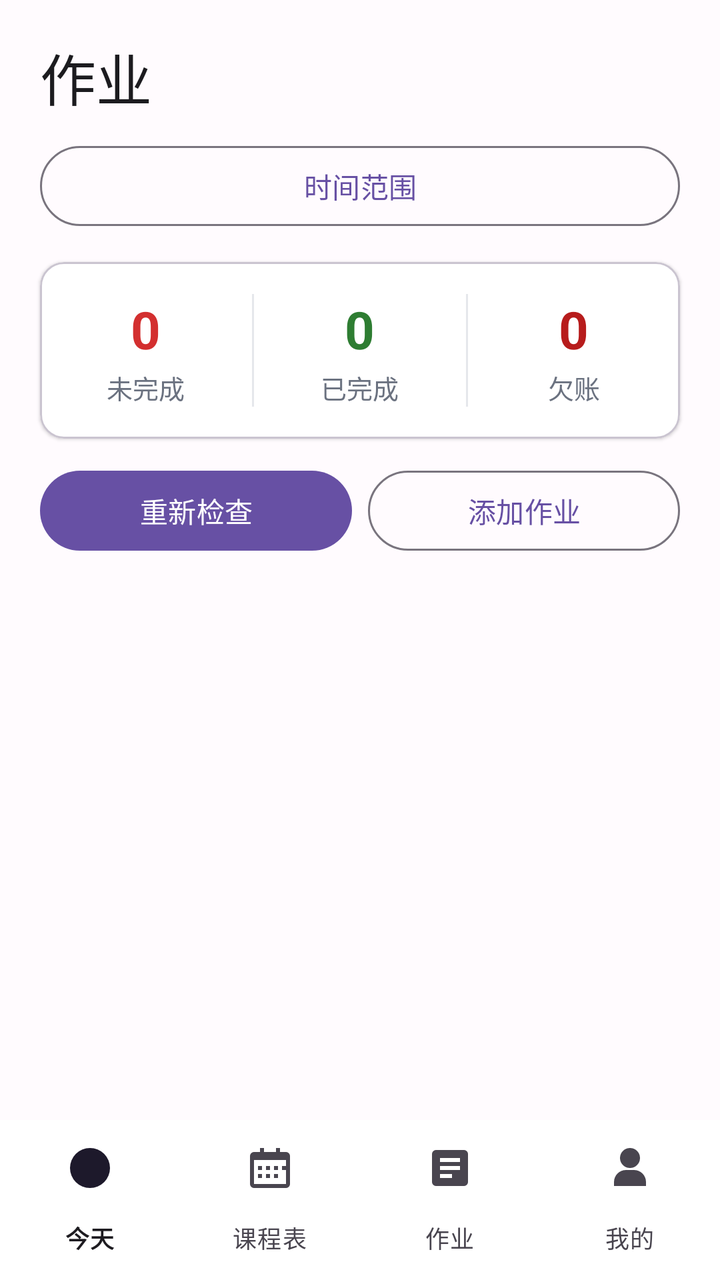
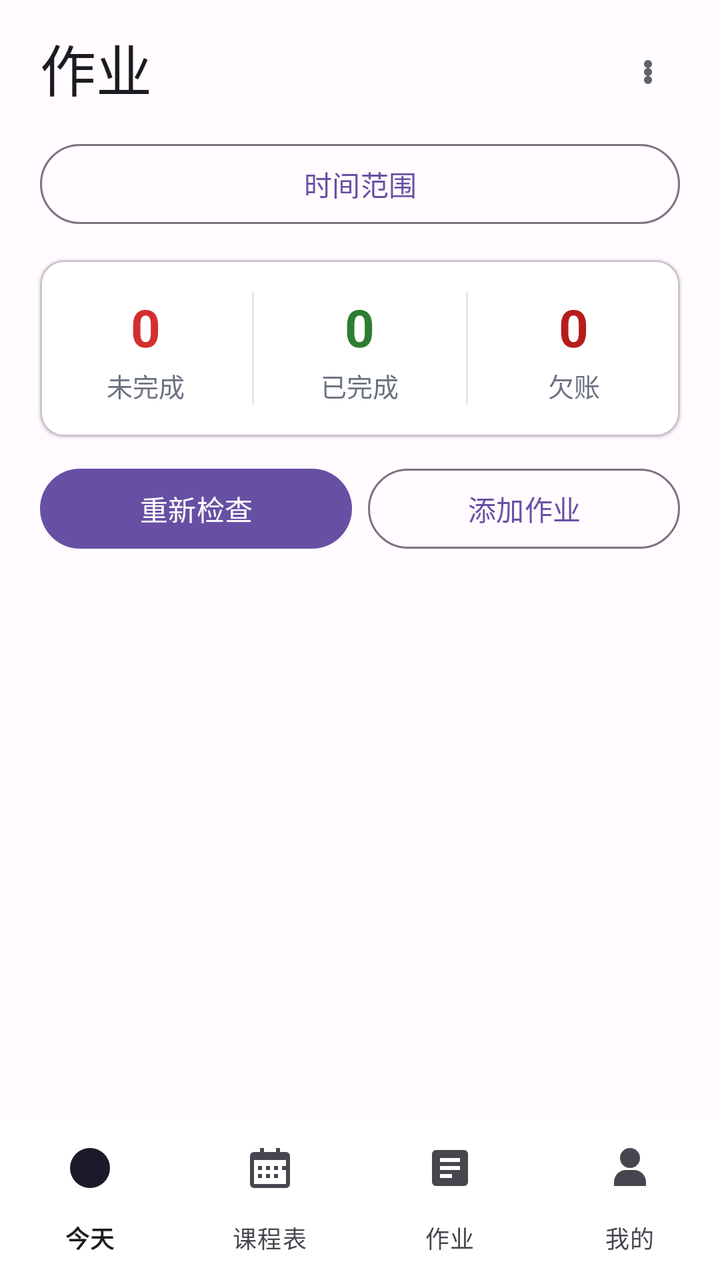

Before-and-after screenshots of an Android layout around one commit, followed by the original layout XML and the change that was made.
<!-- AndroidManifest.xml: application theme Theme.XueXiTongAssistant -->
<!-- res/layout/activity_main.xml -->
<?xml version="1.0" encoding="utf-8"?>
<LinearLayout xmlns:android="http://schemas.android.com/apk/res/android"
    xmlns:app="http://schemas.android.com/apk/res-auto"
    android:layout_width="match_parent"
    android:layout_height="match_parent"
    android:orientation="vertical">

    <TextView
        android:layout_width="match_parent"
        android:layout_height="wrap_content"
        android:layout_marginStart="20dp"
        android:layout_marginTop="18dp"
        android:layout_marginEnd="20dp"
        android:text="@string/homework_page_title"
        android:textColor="@color/text_primary"
        android:textSize="28sp"
        android:textStyle="normal" />

    <Button
        android:id="@+id/btn_date_filter"
        android:layout_width="match_parent"
        android:layout_height="wrap_content"
        android:layout_marginStart="20dp"
        android:layout_marginEnd="20dp"
        android:layout_marginTop="10dp"
        android:text="@string/filter_range"
        style="?attr/materialButtonOutlinedStyle" />

    
    <com.google.android.material.card.MaterialCardView
        android:layout_width="match_parent"
        android:layout_height="wrap_content"
        android:layout_marginStart="20dp"
        android:layout_marginEnd="20dp"
        android:layout_marginTop="14dp"
        app:cardBackgroundColor="@color/surface"
        app:cardCornerRadius="12dp"
        app:cardElevation="1dp">

        <LinearLayout
            android:layout_width="match_parent"
            android:layout_height="wrap_content"
            android:orientation="horizontal"
            android:paddingVertical="16dp">

            
            <LinearLayout
                android:layout_width="0dp"
                android:layout_height="wrap_content"
                android:layout_weight="1"
                android:orientation="vertical"
                android:gravity="center">

                <TextView
                    android:id="@+id/tv_stat_unfinished"
                    android:layout_width="wrap_content"
                    android:layout_height="wrap_content"
                    android:text="@string/zero"
                    android:textColor="@color/status_pending"
                    android:textSize="26sp"
                    android:textStyle="bold" />

                <TextView
                    android:layout_width="wrap_content"
                    android:layout_height="wrap_content"
                    android:layout_marginTop="2dp"
                    android:text="@string/stat_label_unfinished"
                    android:textColor="@color/text_secondary"
                    android:textSize="13sp" />
            </LinearLayout>

            
            <View
                android:layout_width="1dp"
                android:layout_height="match_parent"
                android:background="#E5E7EB" />

            
            <LinearLayout
                android:layout_width="0dp"
                android:layout_height="wrap_content"
                android:layout_weight="1"
                android:orientation="vertical"
                android:gravity="center">

                <TextView
                    android:id="@+id/tv_stat_done"
                    android:layout_width="wrap_content"
                    android:layout_height="wrap_content"
                    android:text="@string/zero"
                    android:textColor="@color/status_done"
                    android:textSize="26sp"
                    android:textStyle="bold" />

                <TextView
                    android:layout_width="wrap_content"
                    android:layout_height="wrap_content"
                    android:layout_marginTop="2dp"
                    android:text="@string/stat_label_done"
                    android:textColor="@color/text_secondary"
                    android:textSize="13sp" />
            </LinearLayout>

            <View
                android:layout_width="1dp"
                android:layout_height="match_parent"
                android:background="#E5E7EB" />

            
            <LinearLayout
                android:layout_width="0dp"
                android:layout_height="wrap_content"
                android:layout_weight="1"
                android:orientation="vertical"
                android:gravity="center">

                <TextView
                    android:id="@+id/tv_stat_missed"
                    android:layout_width="wrap_content"
                    android:layout_height="wrap_content"
                    android:text="@string/zero"
                    android:textColor="@color/status_missed"
                    android:textSize="26sp"
                    android:textStyle="bold" />

                <TextView
                    android:layout_width="wrap_content"
                    android:layout_height="wrap_content"
                    android:layout_marginTop="2dp"
                    android:text="@string/stat_label_missed"
                    android:textColor="@color/text_secondary"
                    android:textSize="13sp" />
            </LinearLayout>
        </LinearLayout>
    </com.google.android.material.card.MaterialCardView>

    
    <LinearLayout
        android:layout_width="match_parent"
        android:layout_height="wrap_content"
        android:layout_marginTop="12dp"
        android:orientation="horizontal"
        android:paddingStart="20dp"
        android:paddingEnd="20dp">

        <Button
            android:id="@+id/btn_refresh"
            android:layout_width="0dp"
            android:layout_height="wrap_content"
            android:layout_weight="1"
            android:text="@string/btn_refresh"
            style="?attr/materialButtonStyle" />

        <Button
            android:id="@+id/btn_add_homework"
            android:layout_width="0dp"
            android:layout_height="wrap_content"
            android:layout_weight="1"
            android:layout_marginStart="8dp"
            android:text="@string/btn_add_homework"
            style="?attr/materialButtonOutlinedStyle" />

    </LinearLayout>

    
    <LinearLayout
        android:id="@+id/layout_progress"
        android:layout_width="match_parent"
        android:layout_height="wrap_content"
        android:layout_marginStart="20dp"
        android:layout_marginEnd="20dp"
        android:layout_marginTop="10dp"
        android:background="@drawable/bg_spinner"
        android:gravity="center_vertical"
        android:orientation="horizontal"
        android:padding="12dp"
        android:visibility="gone">

        <com.google.android.material.imageview.ShapeableImageView
            android:id="@+id/img_progress_icon"
            android:layout_width="46dp"
            android:layout_height="46dp"
            android:contentDescription="@string/mascot_name"
            android:scaleType="centerCrop"
            android:src="@mipmap/ic_launcher_foreground"
            app:shapeAppearanceOverlay="@style/ShapeAppearance.Material3.Corner.Full" />

        <LinearLayout
            android:layout_width="0dp"
            android:layout_height="wrap_content"
            android:layout_marginStart="12dp"
            android:layout_weight="1"
            android:orientation="vertical">

            <TextView
                android:id="@+id/tv_progress_msg"
                android:layout_width="match_parent"
                android:layout_height="wrap_content"
                android:text="@string/progress_start"
                android:textColor="@color/text_primary"
                android:textSize="13sp"
                android:textStyle="bold" />

            <TextView
                android:id="@+id/tv_progress"
                android:layout_width="match_parent"
                android:layout_height="wrap_content"
                android:layout_marginTop="2dp"
                android:textColor="@color/text_secondary"
                android:textSize="12sp" />

            <ProgressBar
                android:id="@+id/progress_fetch"
                style="?android:attr/progressBarStyleHorizontal"
                android:layout_width="match_parent"
                android:layout_height="wrap_content"
                android:layout_marginTop="4dp" />
        </LinearLayout>
    </LinearLayout>

    
    <FrameLayout
        android:layout_width="match_parent"
        android:layout_height="0dp"
        android:layout_weight="1"
        android:layout_marginTop="6dp">

        <androidx.recyclerview.widget.RecyclerView
            android:id="@+id/recycler_homework"
            android:layout_width="match_parent"
            android:layout_height="match_parent"
            android:clipToPadding="false"
            android:paddingStart="12dp"
            android:paddingEnd="12dp"
            android:paddingTop="6dp"
            android:paddingBottom="20dp" />

        
        <TextView
            android:id="@+id/tv_empty"
            android:layout_width="wrap_content"
            android:layout_height="wrap_content"
            android:layout_gravity="center"
            android:gravity="center"
            android:lineSpacingExtra="4dp"
            android:text="@string/empty_hint"
            android:textColor="@color/text_secondary"
            android:textSize="14sp"
            android:visibility="gone" />
    </FrameLayout>

    
    <LinearLayout
        android:id="@+id/batch_action_bar"
        android:layout_width="match_parent"
        android:layout_height="wrap_content"
        android:background="@color/surface"
        android:elevation="8dp"
        android:orientation="vertical"
        android:paddingStart="12dp"
        android:paddingEnd="12dp"
        android:paddingTop="6dp"
        android:paddingBottom="8dp"
        android:visibility="gone">

        <TextView
            android:id="@+id/tv_batch_selected"
            android:layout_width="match_parent"
            android:layout_height="wrap_content"
            android:gravity="center"
            android:text="@string/batch_selected_count_zero"
            android:textColor="@color/text_secondary"
            android:textSize="12sp" />

        
        <LinearLayout
            android:layout_width="match_parent"
            android:layout_height="wrap_content"
            android:layout_marginTop="4dp"
            android:orientation="horizontal">

            <Button
                android:id="@+id/btn_batch_complete"
                style="?attr/materialButtonOutlinedStyle"
                android:layout_width="0dp"
                android:layout_height="wrap_content"
                android:layout_weight="1"
                android:minWidth="0dp"
                android:minHeight="48dp"
                android:paddingStart="8dp"
                android:paddingEnd="8dp"
                android:text="@string/batch_complete" />

            <Button
                android:id="@+id/btn_batch_hide_bottom"
                style="?attr/materialButtonOutlinedStyle"
                android:layout_width="0dp"
                android:layout_height="wrap_content"
                android:layout_marginStart="8dp"
                android:layout_weight="1"
                android:minWidth="0dp"
                android:minHeight="48dp"
                android:paddingStart="8dp"
                android:paddingEnd="8dp"
                android:text="@string/batch_hide" />
        </LinearLayout>

        <LinearLayout
            android:layout_width="match_parent"
            android:layout_height="wrap_content"
            android:layout_marginTop="4dp"
            android:orientation="horizontal">

            <Button
                android:id="@+id/btn_batch_pin"
                style="?attr/materialButtonOutlinedStyle"
                android:layout_width="0dp"
                android:layout_height="wrap_content"
                android:layout_weight="1"
                android:minWidth="0dp"
                android:minHeight="48dp"
                android:paddingStart="8dp"
                android:paddingEnd="8dp"
                android:text="@string/batch_pin" />

            <Button
                android:id="@+id/btn_batch_cancel"
                style="?attr/materialButtonStyle"
                android:layout_width="0dp"
                android:layout_height="wrap_content"
                android:layout_marginStart="8dp"
                android:layout_weight="1"
                android:minWidth="0dp"
                android:minHeight="48dp"
                android:paddingStart="8dp"
                android:paddingEnd="8dp"
                android:text="@string/batch_cancel" />
        </LinearLayout>
    </LinearLayout>

    <com.google.android.material.bottomnavigation.BottomNavigationView
        android:id="@+id/main_bottom_navigation"
        android:layout_width="match_parent"
        android:layout_height="wrap_content"
        android:background="@color/surface"
        android:elevation="8dp"
        app:labelVisibilityMode="labeled"
        app:menu="@menu/main_bottom_nav_menu" />
</LinearLayout>
<!-- resources referenced by this layout -->
<resources>
  <color name="status_done">#2E7D32</color>
  <color name="status_missed">#B71C1C</color>
  <color name="status_pending">#D32F2F</color>
  <color name="surface">#FFFFFF</color>
  <color name="text_primary">#1C1B1F</color>
  <color name="text_secondary">#6B7280</color>
  <!-- drawable bg_spinner (drawable) -->
  <?xml version="1.0" encoding="utf-8"?>
  <shape xmlns:android="http://schemas.android.com/apk/res/android"
      android:shape="rectangle">
      <solid android:color="@color/surface" />
      <corners android:radius="10dp" />
      <stroke android:width="1dp" android:color="#E5E7EB" />
      <padding
          android:left="12dp"
          android:top="8dp"
          android:right="12dp"
          android:bottom="8dp" />
  </shape>
  <!-- mipmap ic_launcher_foreground (drawable) -->
  <?xml version="1.0" encoding="utf-8"?>
  <vector xmlns:android="http://schemas.android.com/apk/res/android"
      android:width="108dp"
      android:height="108dp"
      android:viewportWidth="108"
      android:viewportHeight="108">
      <group
          android:scaleX="0.5"
          android:scaleY="0.5"
          android:translateX="27"
          android:translateY="27">
          <path
              android:fillColor="#FFFFFF"
              android:pathData="M54,30 C46,24 34,24 26,28 L26,74 C34,70 46,70 54,76 C62,70 74,70 82,74 L82,28 C74,24 62,24 54,30 Z" />
      </group>
  </vector>
  <string name="batch_cancel">取消</string>
  <string name="batch_complete">完成</string>
  <string name="batch_hide">隐藏</string>
  <string name="batch_pin">置顶</string>
  <string name="batch_selected_count_zero">已选择 0 项</string>
  <string name="btn_add_homework">添加作业</string>
  <string name="btn_refresh">重新检查</string>
  <string name="empty_hint">暂无作业数据\n点「重新检查」或「添加作业」试试</string>
  <string name="filter_range">时间范围</string>
  <string name="homework_page_title">作业</string>
  <string name="mascot_name">小笙</string>
  <string name="progress_start">小主人不要着急，小笙正在努力工作中…</string>
  <string name="stat_label_done">已完成</string>
  <string name="stat_label_missed">欠账</string>
  <string name="stat_label_unfinished">未完成</string>
  <string name="zero">0</string>
  <style name="Theme.XueXiTongAssistant" parent="Theme.Material3.DayNight.NoActionBar">
          <item name="android:statusBarColor">@color/background</item>
          <item name="android:windowBackground">@color/background</item>
          
          <item name="colorPrimary">@color/primary</item>
          <item name="colorOnPrimary">#FFFFFF</item>
          <item name="colorPrimaryContainer">@color/primary_container</item>
          <item name="colorOnPrimaryContainer">@color/on_primary_container</item>
      </style>
  <color name="background">#FFFBFE</color>
  <color name="primary">#6750A4</color>
  <color name="primary_container">#EADDFF</color>
  <color name="on_primary_container">#21005D</color>
</resources>

<!-- the commit's change to res/layout/activity_main.xml (unified diff, before → after) -->
@@ -5,16 +5,32 @@
     android:layout_height="match_parent"
     android:orientation="vertical">
 
-    <TextView
+    <LinearLayout
         android:layout_width="match_parent"
         android:layout_height="wrap_content"
         android:layout_marginStart="20dp"
-        android:layout_marginTop="18dp"
-        android:layout_marginEnd="20dp"
-        android:text="@string/homework_page_title"
-        android:textColor="@color/text_primary"
-        android:textSize="28sp"
-        android:textStyle="normal" />
+        android:layout_marginTop="10dp"
+        android:layout_marginEnd="12dp"
+        android:gravity="center_vertical"
+        android:orientation="horizontal">
+
+        <TextView
+            android:layout_width="0dp"
+            android:layout_height="wrap_content"
+            android:layout_weight="1"
+            android:text="@string/homework_page_title"
+            android:textColor="@color/text_primary"
+            android:textSize="28sp" />
+
+        <ImageButton
+            android:id="@+id/btn_homework_menu"
+            android:layout_width="48dp"
+            android:layout_height="48dp"
+            android:background="?attr/selectableItemBackgroundBorderless"
+            android:contentDescription="@string/homework_menu"
+            android:padding="12dp"
+            android:src="@drawable/ic_more" />
+    </LinearLayout>
 
     <Button
         android:id="@+id/btn_date_filter"
<!-- resource entries referenced after the edit -->
@@ -19,6 +19,16 @@
           android:right="12dp"
           android:bottom="8dp" />
   </shape>
+  <!-- drawable ic_more (drawable) -->
+  <vector xmlns:android="http://schemas.android.com/apk/res/android"
+      android:width="24dp"
+      android:height="24dp"
+      android:viewportWidth="24"
+      android:viewportHeight="24">
+      <path
+          android:fillColor="#5F6368"
+          android:pathData="M12,8a2,2 0,1 0,0.001 0M12,12a2,2 0,1 0,0.001 0M12,16a2,2 0,1 0,0.001 0" />
+  </vector>
   <!-- mipmap ic_launcher_foreground (drawable) -->
   <?xml version="1.0" encoding="utf-8"?>
   <vector xmlns:android="http://schemas.android.com/apk/res/android"
@@ -45,6 +55,7 @@
   <string name="btn_refresh">重新检查</string>
   <string name="empty_hint">暂无作业数据\n点「重新检查」或「添加作业」试试</string>
   <string name="filter_range">时间范围</string>
+  <string name="homework_menu">作业菜单</string>
   <string name="homework_page_title">作业</string>
   <string name="mascot_name">小笙</string>
   <string name="progress_start">小主人不要着急，小笙正在努力工作中…</string>
